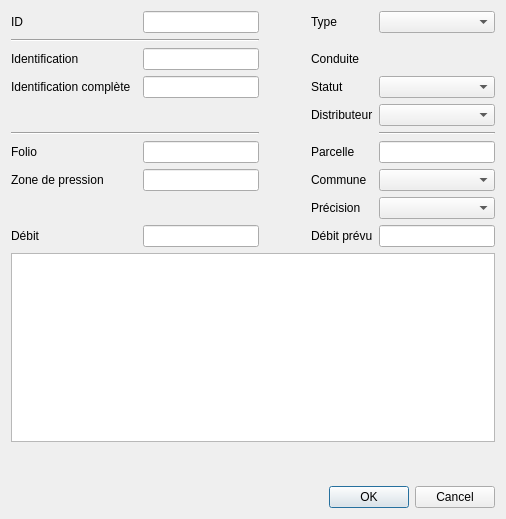
qwat/QWAT, file qgis-project/ui_forms/subscriber.ui: the form before one commit.
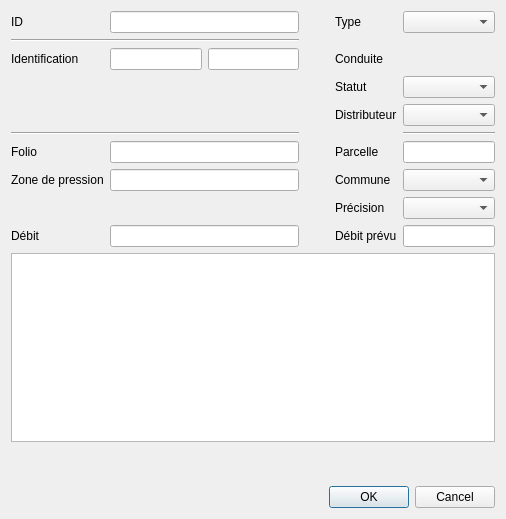
The form after the commit. Custom widgets are drawn as their Qt base class.

Commit message: updated subscriber form

```diff
--- a/qgis-project/ui_forms/subscriber.ui
+++ b/qgis-project/ui_forms/subscriber.ui
@@ -38,9 +38,6 @@
      </property>
     </widget>
    </item>
-   <item row="11" column="2">
-    <widget class="QLineEdit" name="_pressurezone"/>
-   </item>
    <item row="16" column="2">
     <spacer name="verticalSpacer">
      <property name="orientation">
@@ -100,19 +97,6 @@
      </property>
     </widget>
    </item>
-   <item row="4" column="2">
-    <widget class="QLineEdit" name="_identification_full"/>
-   </item>
-   <item row="4" column="0">
-    <widget class="QLabel" name="label_6">
-     <property name="text">
-      <string>Identification complète</string>
-     </property>
-     <property name="wordWrap">
-      <bool>true</bool>
-     </property>
-    </widget>
-   </item>
    <item row="2" column="2">
     <widget class="QLineEdit" name="identification"/>
    </item>
@@ -177,9 +161,6 @@
      </property>
     </widget>
    </item>
-   <item row="13" column="2">
-    <widget class="QLineEdit" name="flow_current"/>
-   </item>
    <item row="10" column="4">
     <widget class="QLabel" name="label_7">
      <property name="text">
@@ -187,19 +168,6 @@
      </property>
     </widget>
    </item>
-   <item row="0" column="2">
-    <widget class="QLineEdit" name="id">
-     <property name="enabled">
-      <bool>true</bool>
-     </property>
-     <property name="readOnly">
-      <bool>true</bool>
-     </property>
-    </widget>
-   </item>
-   <item row="10" column="2">
-    <widget class="QLineEdit" name="_printmaps"/>
-   </item>
    <item row="10" column="0">
     <widget class="QLabel" name="label_10">
      <property name="text">
@@ -227,6 +195,28 @@
    <item row="12" column="5">
     <widget class="QComboBox" name="fk_precision"/>
    </item>
+   <item row="2" column="1">
+    <widget class="QLineEdit" name="district_prefix"/>
+   </item>
+   <item row="0" column="1" colspan="2">
+    <widget class="QLineEdit" name="id">
+     <property name="enabled">
+      <bool>true</bool>
+     </property>
+     <property name="readOnly">
+      <bool>true</bool>
+     </property>
+    </widget>
+   </item>
+   <item row="10" column="1" colspan="2">
+    <widget class="QLineEdit" name="_printmaps"/>
+   </item>
+   <item row="11" column="1" colspan="2">
+    <widget class="QLineEdit" name="_pressurezone"/>
+   </item>
+   <item row="13" column="1" colspan="2">
+    <widget class="QLineEdit" name="flow_current"/>
+   </item>
   </layout>
  </widget>
  <customwidgets>
```
The commit also changes 1 other file.
